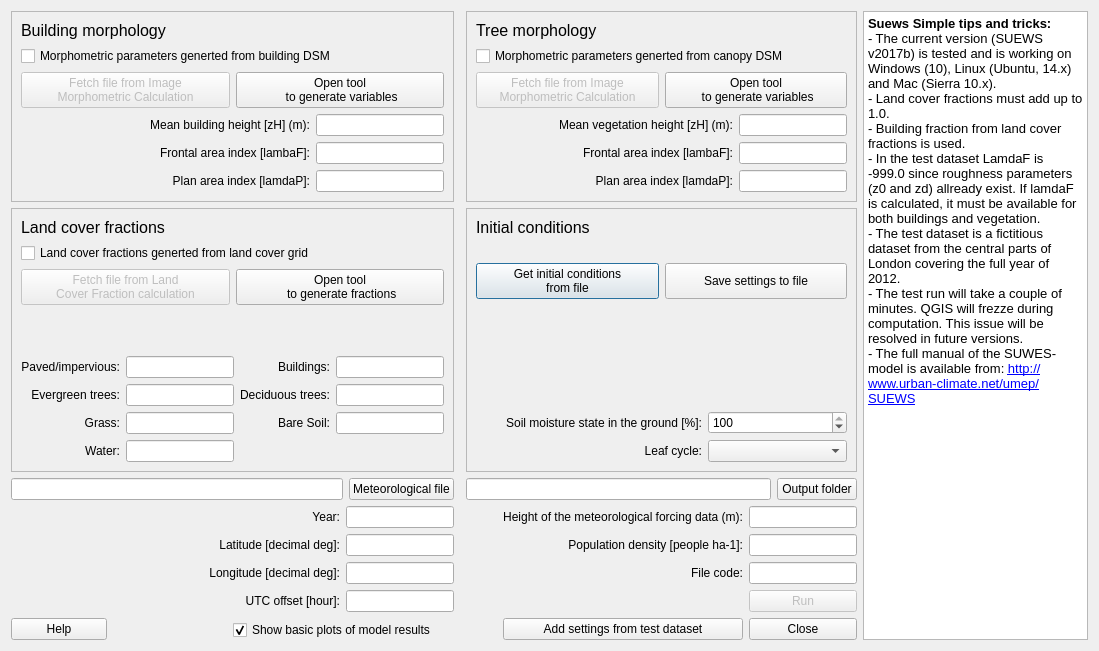
Qt form SuewsSimple/suews_simple_dialog_base.ui (UMEP-dev/UMEP) before a commit.
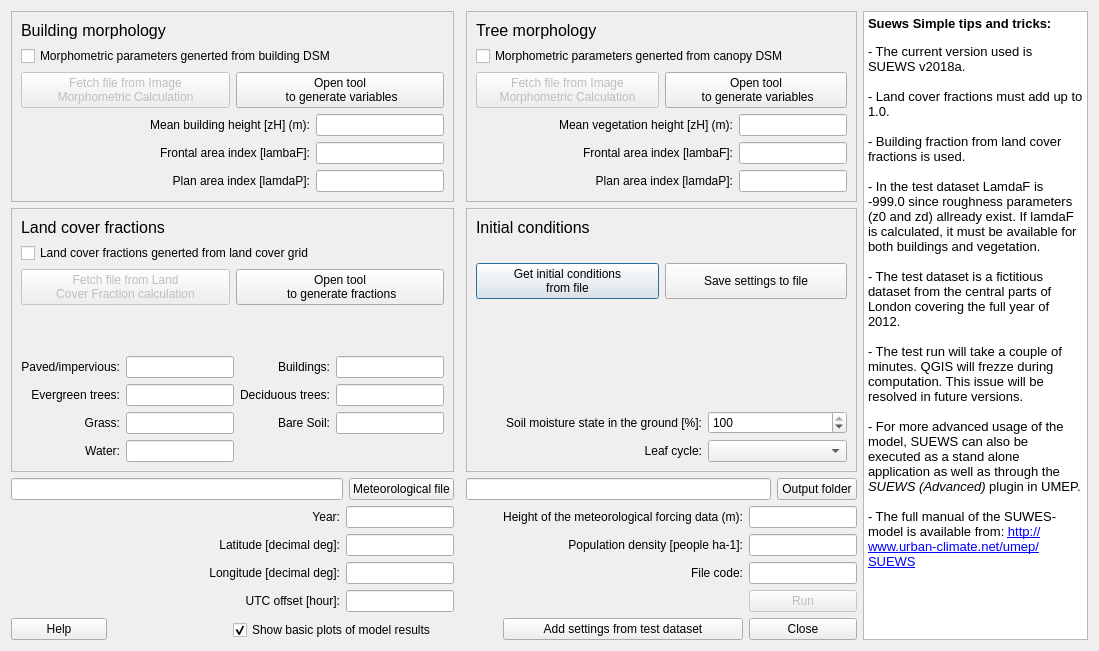
The same form after that commit.

Patch:
```diff
--- a/SuewsSimple/suews_simple_dialog_base.ui
+++ b/SuewsSimple/suews_simple_dialog_base.ui
@@ -64,12 +64,21 @@
 p, li { white-space: pre-wrap; }
 &lt;/style&gt;&lt;/head&gt;&lt;body style=&quot; font-family:'MS Shell Dlg 2'; font-size:8.25pt; font-weight:400; font-style:normal;&quot;&gt;
 &lt;p style=&quot; margin-top:0px; margin-bottom:0px; margin-left:0px; margin-right:0px; -qt-block-indent:0; text-indent:0px;&quot;&gt;&lt;span style=&quot; font-size:10pt; font-weight:600;&quot;&gt;Suews Simple tips and tricks:&lt;/span&gt;&lt;/p&gt;
-&lt;p style=&quot; margin-top:0px; margin-bottom:0px; margin-left:0px; margin-right:0px; -qt-block-indent:0; text-indent:0px;&quot;&gt;&lt;span style=&quot; font-size:10pt;&quot;&gt;- The current version (SUEWS v2017b) is tested and is working on Windows (10), Linux (Ubuntu, 14.x) and Mac (Sierra 10.x).&lt;/span&gt;&lt;/p&gt;
+&lt;p style=&quot;-qt-paragraph-type:empty; margin-top:0px; margin-bottom:0px; margin-left:0px; margin-right:0px; -qt-block-indent:0; text-indent:0px; font-size:8pt;&quot;&gt;&lt;br /&gt;&lt;/p&gt;
+&lt;p style=&quot; margin-top:0px; margin-bottom:0px; margin-left:0px; margin-right:0px; -qt-block-indent:0; text-indent:0px;&quot;&gt;&lt;span style=&quot; font-size:10pt;&quot;&gt;- The current version used is SUEWS v2018a.&lt;/span&gt;&lt;/p&gt;
+&lt;p style=&quot;-qt-paragraph-type:empty; margin-top:0px; margin-bottom:0px; margin-left:0px; margin-right:0px; -qt-block-indent:0; text-indent:0px; font-size:10pt;&quot;&gt;&lt;br /&gt;&lt;/p&gt;
 &lt;p style=&quot; margin-top:0px; margin-bottom:0px; margin-left:0px; margin-right:0px; -qt-block-indent:0; text-indent:0px;&quot;&gt;&lt;span style=&quot; font-size:10pt;&quot;&gt;- Land cover fractions must add up to 1.0. &lt;/span&gt;&lt;/p&gt;
+&lt;p style=&quot;-qt-paragraph-type:empty; margin-top:0px; margin-bottom:0px; margin-left:0px; margin-right:0px; -qt-block-indent:0; text-indent:0px; font-size:10pt;&quot;&gt;&lt;br /&gt;&lt;/p&gt;
 &lt;p style=&quot; margin-top:0px; margin-bottom:0px; margin-left:0px; margin-right:0px; -qt-block-indent:0; text-indent:0px;&quot;&gt;&lt;span style=&quot; font-size:10pt;&quot;&gt;- Building fraction from land cover fractions is used.&lt;/span&gt;&lt;/p&gt;
+&lt;p style=&quot;-qt-paragraph-type:empty; margin-top:0px; margin-bottom:0px; margin-left:0px; margin-right:0px; -qt-block-indent:0; text-indent:0px; font-size:10pt;&quot;&gt;&lt;br /&gt;&lt;/p&gt;
 &lt;p style=&quot; margin-top:0px; margin-bottom:0px; margin-left:0px; margin-right:0px; -qt-block-indent:0; text-indent:0px;&quot;&gt;&lt;span style=&quot; font-size:10pt;&quot;&gt;- In the test dataset LamdaF is -999.0 since roughness parameters (z0 and zd) allready exist. If lamdaF is calculated, it must be available for both buildings and vegetation. &lt;/span&gt;&lt;/p&gt;
+&lt;p style=&quot;-qt-paragraph-type:empty; margin-top:0px; margin-bottom:0px; margin-left:0px; margin-right:0px; -qt-block-indent:0; text-indent:0px; font-size:10pt;&quot;&gt;&lt;br /&gt;&lt;/p&gt;
 &lt;p style=&quot; margin-top:0px; margin-bottom:0px; margin-left:0px; margin-right:0px; -qt-block-indent:0; text-indent:0px;&quot;&gt;&lt;span style=&quot; font-size:10pt;&quot;&gt;- The test dataset is a fictitious dataset from the central parts of London covering the full year of 2012.&lt;/span&gt;&lt;/p&gt;
+&lt;p style=&quot;-qt-paragraph-type:empty; margin-top:0px; margin-bottom:0px; margin-left:0px; margin-right:0px; -qt-block-indent:0; text-indent:0px; font-size:10pt;&quot;&gt;&lt;br /&gt;&lt;/p&gt;
 &lt;p style=&quot; margin-top:0px; margin-bottom:0px; margin-left:0px; margin-right:0px; -qt-block-indent:0; text-indent:0px;&quot;&gt;&lt;span style=&quot; font-size:10pt;&quot;&gt;- The test run will take a couple of minutes. QGIS will frezze during computation. This issue will be resolved in future versions. &lt;/span&gt;&lt;/p&gt;
+&lt;p style=&quot;-qt-paragraph-type:empty; margin-top:0px; margin-bottom:0px; margin-left:0px; margin-right:0px; -qt-block-indent:0; text-indent:0px; font-size:10pt;&quot;&gt;&lt;br /&gt;&lt;/p&gt;
+&lt;p style=&quot; margin-top:0px; margin-bottom:0px; margin-left:0px; margin-right:0px; -qt-block-indent:0; text-indent:0px;&quot;&gt;&lt;span style=&quot; font-size:10pt;&quot;&gt;- For more advanced usage of the model, SUEWS can also be executed as a stand alone application as well as through the &lt;/span&gt;&lt;span style=&quot; font-size:10pt; font-style:italic;&quot;&gt;SUEWS (Advanced)&lt;/span&gt;&lt;span style=&quot; font-size:10pt;&quot;&gt; plugin in UMEP.&lt;/span&gt;&lt;/p&gt;
+&lt;p style=&quot;-qt-paragraph-type:empty; margin-top:0px; margin-bottom:0px; margin-left:0px; margin-right:0px; -qt-block-indent:0; text-indent:0px; font-size:10pt;&quot;&gt;&lt;br /&gt;&lt;/p&gt;
 &lt;p style=&quot; margin-top:0px; margin-bottom:0px; margin-left:0px; margin-right:0px; -qt-block-indent:0; text-indent:0px;&quot;&gt;&lt;span style=&quot; font-size:10pt;&quot;&gt;- The full manual of the SUWES-model is available from: &lt;/span&gt;&lt;a href=&quot;http://www.urban-climate.net/umep/SUEWS&quot;&gt;&lt;span style=&quot; font-size:10pt; text-decoration: underline; color:#0000ff;&quot;&gt;http://www.urban-climate.net/umep/SUEWS&lt;/span&gt;&lt;/a&gt;&lt;/p&gt;&lt;/body&gt;&lt;/html&gt;</string>
      </property>
     </widget>
```
